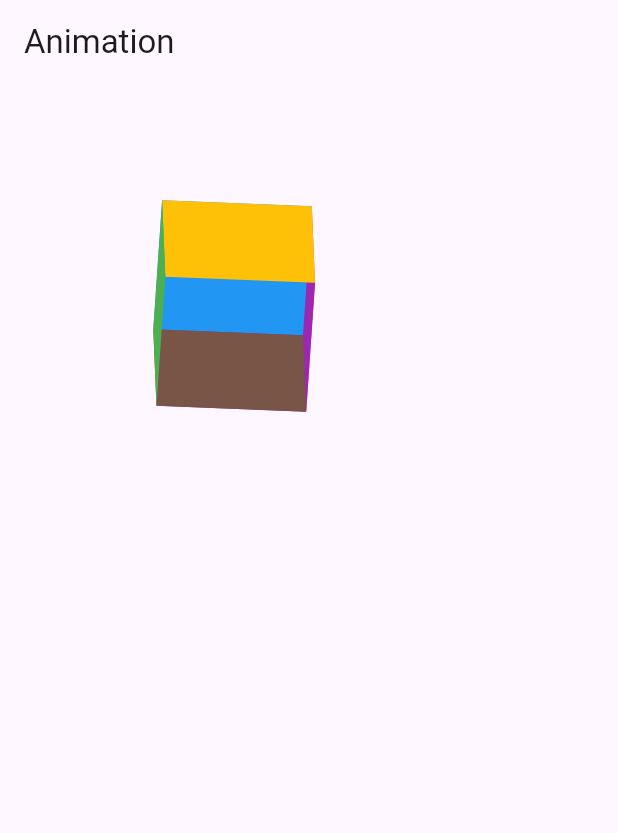
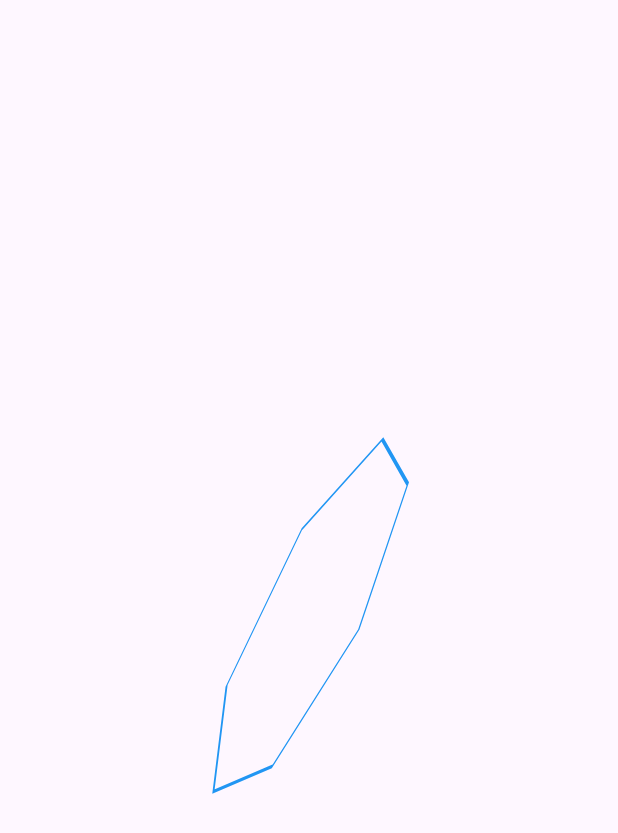
Before and after one commit to SouksavathPMS/flutter-animation, a Flutter app: the screen it shows after launch, on a phone screen of 412 x 824 dp. Shown: the top 833 px of the screen. Run offline on Flutter 3.47's test engine with Material 3 defaults, Android fonts, the phone set to English and light mode, and no system bars.

```diff
--- a/lib/main.dart
+++ b/lib/main.dart
@@ -1,5 +1,7 @@
+// ignore_for_file: public_member_api_docs, sort_constructors_first
+import 'dart:math';
+
 import 'package:flutter/material.dart';
-import 'package:flutter_animation/examples/example3.dart';
 
 void main() {
   runApp(const MyApp());
@@ -22,6 +24,45 @@ class MyApp extends StatelessWidget {
   }
 }
 
+class Polygon extends CustomPainter {
+  final int sides;
+  Polygon({required this.sides});
+
+  @override
+  void paint(Canvas canvas, Size size) {
+    final paint = Paint()
+      ..color = Colors.blue
+      ..style = PaintingStyle.stroke
+      ..strokeCap = StrokeCap.round
+      ..strokeWidth = 3;
+    final path = Path();
+    final center = Offset(size.width / 2, size.height / 2);
+    final angle = (2 * pi) / sides;
+    final angles = List.generate(sides, (index) => angle * index);
+    final radius = size.width / 2;
+
+    path.moveTo(
+      center.dx + radius * cos(0),
+      center.dy + radius * sin(0),
+    );
+
+    for (final angle in angles) {
+      path.lineTo(
+        center.dx + radius * cos(angle),
+        center.dy + radius * sin(angle),
+      );
+    }
+
+    path.close();
+
+    canvas.drawPath(path, paint);
+  }
+
+  @override
+  bool shouldRepaint(covariant CustomPainter oldDelegate) =>
+      oldDelegate is Polygon && oldDelegate.sides != sides;
+}
+
 class MyHomePage extends StatefulWidget {
   const MyHomePage({super.key});
 
@@ -29,15 +70,97 @@ class MyHomePage extends StatefulWidget {
   State<MyHomePage> createState() => _MyHomePageState();
 }
 
-class _MyHomePageState extends State<MyHomePage>
-    with SingleTickerProviderStateMixin {
+class _MyHomePageState extends State<MyHomePage> with TickerProviderStateMixin {
+  late AnimationController _sidesController;
+  late AnimationController _radiusController;
+  late AnimationController _rotationController;
+  late Animation _sideAnimation;
+  late Animation _radiusAnimation;
+  late Animation _rotationAnimation;
+
+  @override
+  void initState() {
+    super.initState();
+    _sidesController = AnimationController(
+      vsync: this,
+      duration: const Duration(seconds: 3),
+    );
+    _sideAnimation = IntTween(
+      begin: 3,
+      end: 10,
+    ).animate(_sidesController);
+
+    _radiusController = AnimationController(
+      vsync: this,
+      duration: const Duration(seconds: 3),
+    );
+    _radiusAnimation = Tween(
+      begin: 20.0,
+      end: 400.0,
+    )
+        .chain(
+          CurveTween(curve: Curves.bounceInOut),
+        )
+        .animate(_radiusController);
+
+    _rotationController = AnimationController(
+      vsync: this,
+      duration: const Duration(seconds: 3),
+    );
+    _rotationAnimation = Tween(
+      begin: 0.0,
+      end: 2 * pi,
+    )
+        .chain(
+          CurveTween(curve: Curves.easeInOut),
+        )
+        .animate(_rotationController);
+  }
+
+  @override
+  void didChangeDependencies() {
+    super.didChangeDependencies();
+    _sidesController.repeat(reverse: true);
+    _radiusController.repeat(reverse: true);
+    _rotationController.repeat(reverse: true);
+  }
+
+  @override
+  void dispose() {
+    _sidesController.dispose();
+    _radiusController.dispose();
+    _rotationController.dispose();
+    super.dispose();
+  }
+
   @override
   Widget build(BuildContext context) {
     return Scaffold(
-      appBar: AppBar(
-        title: const Text('Animation'),
+      body: Center(
+        child: AnimatedBuilder(
+          animation: Listenable.merge([
+            _sidesController,
+            _radiusController,
+            _rotationController,
+          ]),
+          builder: (context, child) {
+            return Transform(
+              alignment: Alignment.center,
+              transform: Matrix4.identity()
+                ..rotateX(_rotationAnimation.value)
+                ..rotateY(_rotationAnimation.value)
+                ..rotateZ(_rotationAnimation.value),
+              child: CustomPaint(
+                painter: Polygon(sides: _sideAnimation.value),
+                child: SizedBox(
+                  width: _radiusAnimation.value,
+                  height: _radiusAnimation.value,
+                ),
+              ),
+            );
+          },
+        ),
       ),
-      body: const Example3(),
     );
   }
 }
```
Also changed, not shown: lib/examples/example7.dart (added, +15 -0 lines).
